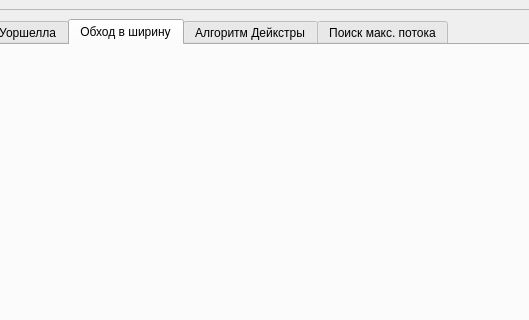
Before: the Qt Designer form main_window.ui in Lunovoy/graph-algorithms, drawn with Qt 5; both pictures show x 88 to 617 and y 0 to 320 of the 962 by 608 pixel window.
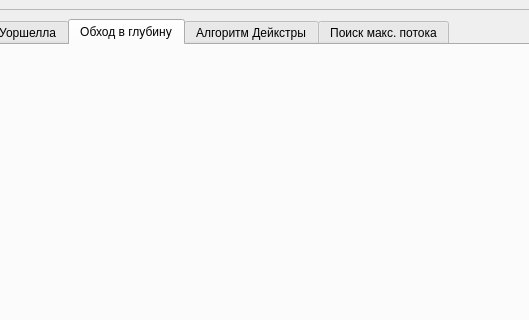
After: the same form once the commit is applied. The open tabs and pages were chosen to show the change.

Patch:
```diff
--- a/main_window.ui
+++ b/main_window.ui
@@ -37,7 +37,7 @@
          </widget>
          <widget class="QWidget" name="tab_2">
           <attribute name="title">
-           <string>Обход в ширину</string>
+           <string>Обход в глубину</string>
           </attribute>
           <layout class="QVBoxLayout" name="verticalLayout_12"/>
          </widget>
```
Left out of the diff: 2 changed lines with no effect on the pictures.
